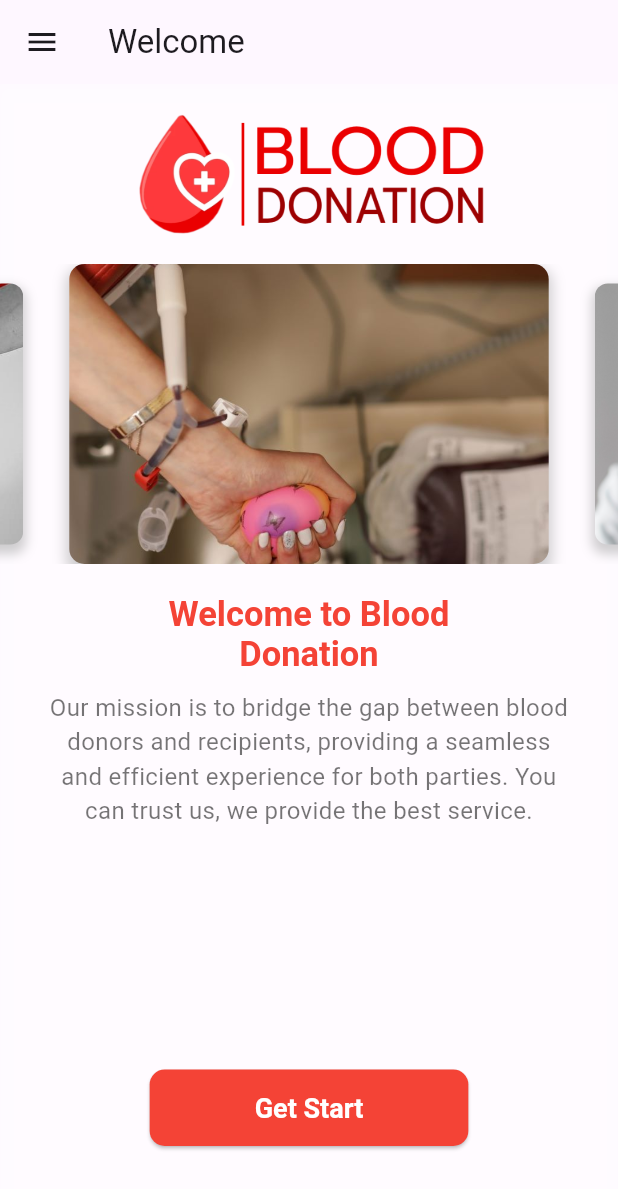
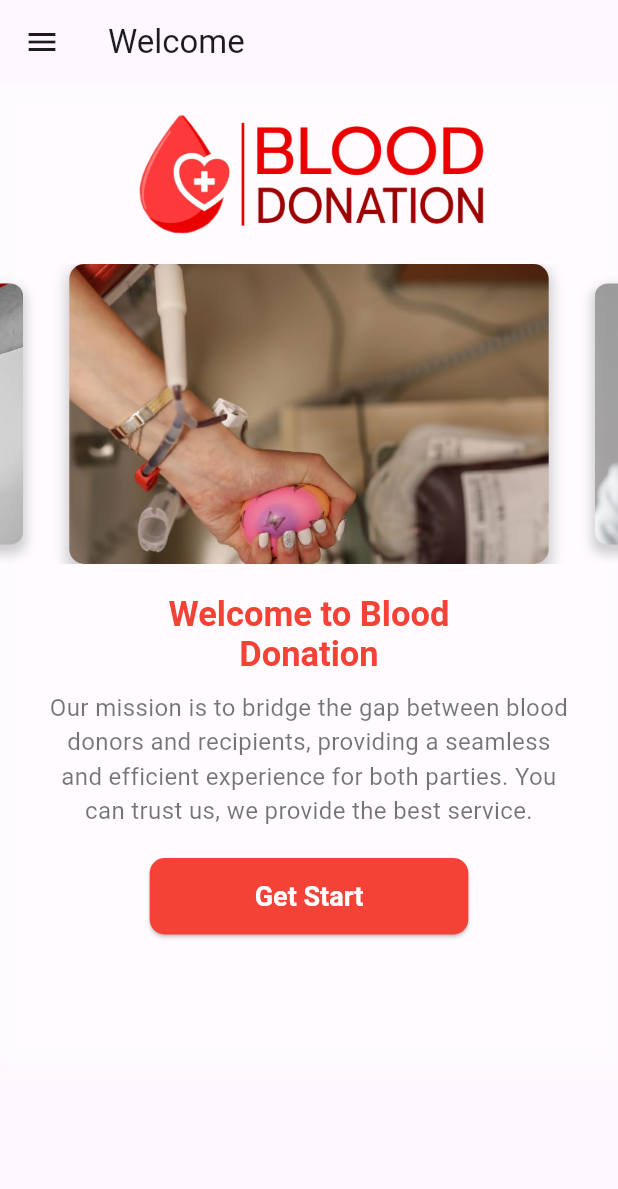
Before and after one commit to sithumweerasinghe/Blood_donation_application, a Flutter app: the screen it shows after launch, on a phone screen of 412 x 824 dp. Shown: the top 1189 px of the screen. Run offline on Flutter 3.47's test engine with Material 3 defaults, Android fonts, the phone set to English and light mode, and no system bars; drawn by our look-alikes of carousel_slider; our stand-ins replace firebase_auth, firebase_core, firebase_database, google_sign_in, shared_preferences; accounts and stored records are empty.

Commit message:
update home design

```diff
--- a/lib/screens/welcome.dart
+++ b/lib/screens/welcome.dart
@@ -8,7 +8,6 @@ class WelcomePage extends StatelessWidget {
     'assets/images/blood2.png',
     'assets/images/blood3.jpg',
   ];
-
 
   @override
   Widget build(BuildContext context) {
@@ -42,7 +41,6 @@ class WelcomePage extends StatelessWidget {
                       'assets/applogo.png',
                       height: 70,
                     ),
-
                     const SizedBox(height: 10),
                     const Text(
                       'Blood Donation',
@@ -87,31 +85,6 @@ class WelcomePage extends StatelessWidget {
                   Navigator.pop(context);
                 },
               ),
-              // Additional Buttons
-              ListTile(
-                leading: const Icon(Icons.notifications),
-                title: const Text('Notifications'),
-                onTap: () {
-                  // Add notification page navigation or content here
-                  Navigator.pop(context);
-                },
-              ),
-              ListTile(
-                leading: const Icon(Icons.settings),
-                title: const Text('Settings'),
-                onTap: () {
-                  // Add settings page navigation or content here
-                  Navigator.pop(context);
-                },
-              ),
-              ListTile(
-                leading: const Icon(Icons.favorite),
-                title: const Text('Favorites'),
-                onTap: () {
-                  // Add favorites page navigation or content here
-                  Navigator.pop(context);
-                },
-              ),
               ListTile(
                 leading: const Icon(Icons.help),
                 title: const Text('Help'),
@@ -124,7 +97,8 @@ class WelcomePage extends StatelessWidget {
           ),
         ),
       ),
-      body: Container(
+      body: SingleChildScrollView(
+        child: Container(
           decoration: BoxDecoration(
             boxShadow: [
               BoxShadow(
@@ -208,14 +182,12 @@ class WelcomePage extends StatelessWidget {
                   ],
                 ),
               ),
-            const Spacer(),
+              const SizedBox(height: 20),
 
-            // Login Button
-            Padding(
-              padding: const EdgeInsets.only(bottom: 60.0),
-              child: Align(
-                alignment: Alignment.bottomCenter,
-                child: ElevatedButton(
+              // Buttons
+              Column(
+                children: [
+                  ElevatedButton(
                     onPressed: () {
                       Navigator.push(
                         context,
@@ -235,9 +207,14 @@ class WelcomePage extends StatelessWidget {
                     ),
                     child: const Text('Get Start'),
                   ),
+                  const SizedBox(height: 20),
+
+
+                ],
               ),
+              const SizedBox(height: 60),
+            ],
           ),
-          ],
         ),
       ),
     );
```
Lines whose indentation alone changed are shown as unchanged.
